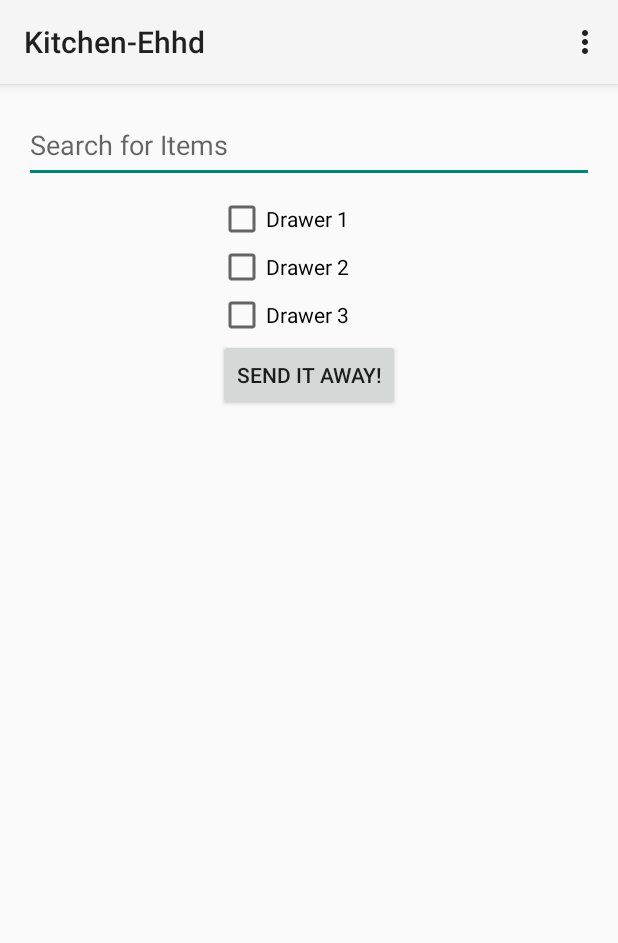
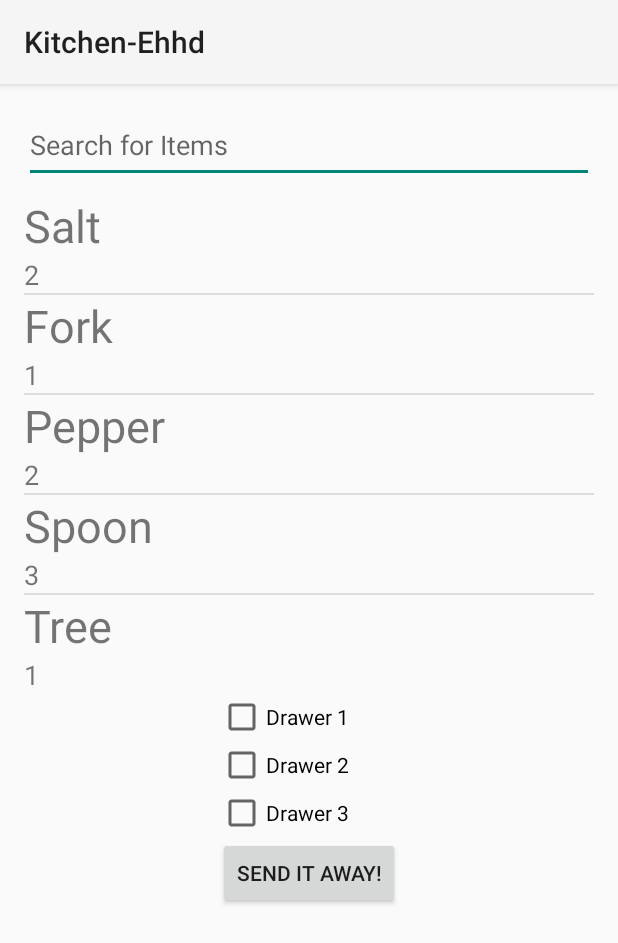
Before and after one commit to vishalkuo/HackTheNorth, an Android app: the screen it shows after launch (MainActivity), on a phone screen of 412 x 824 dp. Shown: the top 943 px of the screen. Run offline under Robolectric (Android 15) with nearby library versions, the phone set to English and light mode, and no system bars.

Commit message:
IFLAT LIST VIEW

```diff
--- a/Android/Kitchen-Ehhd/app/src/main/java/com/kitchen_ehhd/MainActivity.java
+++ b/Android/Kitchen-Ehhd/app/src/main/java/com/kitchen_ehhd/MainActivity.java
@@ -8,16 +8,22 @@ import android.view.MenuItem;
 import android.view.View;
 import android.widget.Button;
 import android.widget.CheckBox;
+import android.widget.ListView;
 
 import com.kitchen_ehhd.Models.Globals;
 import com.kitchen_ehhd.Models.MockSearchItems;
 import com.kitchen_ehhd.Services.APIService;
+import com.kitchen_ehhd.VIewAdapters.MapAdapter;
 
 import java.util.Map;
 
 import retrofit.RestAdapter;
 
 public class MainActivity extends Activity {
+    private ListView itemList;
+    private CheckBox c1;
+    private CheckBox c2;
+    private CheckBox c3;
 
     @Override
     protected void onCreate(Bundle savedInstanceState) {
@@ -25,12 +31,15 @@ public class MainActivity extends Activity {
         setContentView(R.layout.activity_main);
 
         final Button button = (Button) findViewById(R.id.send);
+
+        itemList = (ListView)findViewById(R.id.search_items);
+
         populateListView();
         button.setOnClickListener(new View.OnClickListener() {
             public void onClick(View v) {
-                CheckBox c1 = (CheckBox)findViewById(R.id.drawer_1);
-                CheckBox c2 = (CheckBox)findViewById(R.id.drawer_2);
-                CheckBox c3 = (CheckBox)findViewById(R.id.drawer_3);
+                c1 = (CheckBox)findViewById(R.id.drawer_1);
+                c2 = (CheckBox)findViewById(R.id.drawer_2);
+                c3 = (CheckBox)findViewById(R.id.drawer_3);
 
                 String postString = "";
 
@@ -69,17 +78,12 @@ public class MainActivity extends Activity {
         // as you specify a parent activity in AndroidManifest.xml.
         int id = item.getItemId();
 
-        //noinspection SimplifiableIfStatement
-        if (id == R.id.action_settings) {
-            return true;
-        }
-
         return super.onOptionsItemSelected(item);
     }
 
     private void populateListView(){
-        Map<String, Integer> itemMap = new MockSearchItems().getItemToDrawerMap();
-
+        MapAdapter adapter = new MapAdapter(new MockSearchItems().getItemToDrawerMap());
+        itemList.setAdapter(adapter);
     }
 
     private class RESTCall extends AsyncTask<Void, Void, Void> {
--- /dev/null
+++ b/Android/Kitchen-Ehhd/app/src/main/java/com/kitchen_ehhd/VIewAdapters/MapAdapter.java
@@ -0,0 +1,57 @@
+package com.kitchen_ehhd.VIewAdapters;
+
+import android.view.LayoutInflater;
+import android.view.View;
+import android.view.ViewGroup;
+import android.widget.BaseAdapter;
+import android.widget.TextView;
+
+import com.kitchen_ehhd.R;
+
+import java.util.ArrayList;
+import java.util.Map;
+
+/**
+ * Created by vishalkuo on 15-09-19.
+ */
+public class MapAdapter extends BaseAdapter {
+    private final ArrayList mapData;
+
+    public MapAdapter(Map<String, Integer> map) {
+        mapData = new ArrayList();
+        mapData.addAll(map.entrySet());
+    }
+
+    @Override
+    public int getCount() {
+        return mapData.size();
+    }
+
+    @Override
+    public Map.Entry<String, Integer> getItem(int i) {
+        return (Map.Entry)mapData.get(i);
+    }
+
+    @Override
+    public long getItemId(int i) {
+        return 0;
+    }
+
+    @Override
+    public View getView(int i, View view, ViewGroup viewGroup) {
+        final View endView;
+
+        if (view == null){
+            endView = LayoutInflater.from(viewGroup.getContext()).inflate(R.layout.custom_adapter, viewGroup, false);
+        } else{
+            endView = view;
+        }
+
+        Map.Entry<String, Integer> items = getItem(i);
+
+        ((TextView)endView.findViewById(R.id.item_name)).setText(items.getKey());
+        ((TextView)endView.findViewById(R.id.drawer_number)).setText(String.valueOf(items.getValue()));
+
+        return endView;
+    }
+}
--- a/Android/Kitchen-Ehhd/app/src/main/res/layout/activity_main.xml
+++ b/Android/Kitchen-Ehhd/app/src/main/res/layout/activity_main.xml
@@ -8,16 +8,15 @@
     android:paddingBottom="@dimen/activity_vertical_margin"
     android:orientation="vertical"
     tools:context=".MainActivity">
-
     <EditText
         android:id = "@+id/search_bar"
         android:hint="@string/search_bar_hint"
         style="@style/search_bar_style" />
-    <!--<ListView-->
-        <!--android:id="@+id/search_items"-->
-        <!--android:layout_width="match_parent"-->
-        <!--android:layout_height="wrap_content">-->
-    <!--</ListView>-->
+    <ListView
+        android:id="@+id/search_items"
+        android:layout_width="match_parent"
+        android:layout_height="wrap_content">
+    </ListView>
 
     <RelativeLayout
         android:layout_width="match_parent"
--- /dev/null
+++ b/Android/Kitchen-Ehhd/app/src/main/res/layout/custom_adapter.xml
@@ -0,0 +1,20 @@
+<?xml version="1.0" encoding="utf-8"?>
+<LinearLayout xmlns:android="http://schemas.android.com/apk/res/android"
+    android:orientation="vertical" android:layout_width="match_parent"
+    android:layout_height="match_parent">
+
+    <TextView
+        android:id="@+id/item_name"
+        android:layout_width="match_parent"
+        android:layout_height="wrap_content"
+        android:textSize="30dp"
+        />
+
+    <TextView
+        android:id="@+id/drawer_number"
+        android:layout_width="match_parent"
+        android:layout_height="wrap_content"
+        android:textSize="18dp"
+        />
+
+</LinearLayout>
--- a/Android/Kitchen-Ehhd/app/src/main/res/menu/menu_main.xml
+++ b/Android/Kitchen-Ehhd/app/src/main/res/menu/menu_main.xml
@@ -1,5 +1,5 @@
 <menu xmlns:android="http://schemas.android.com/apk/res/android"
     xmlns:tools="http://schemas.android.com/tools" tools:context=".MainActivity">
-    <item android:id="@+id/action_settings" android:title="@string/action_settings"
-        android:orderInCategory="100" android:showAsAction="never" />
+    <!--<item android:id="@+id/action_settings" android:title="@string/action_settings"-->
+        <!--android:orderInCategory="100" android:showAsAction="never" />-->
 </menu>
```
